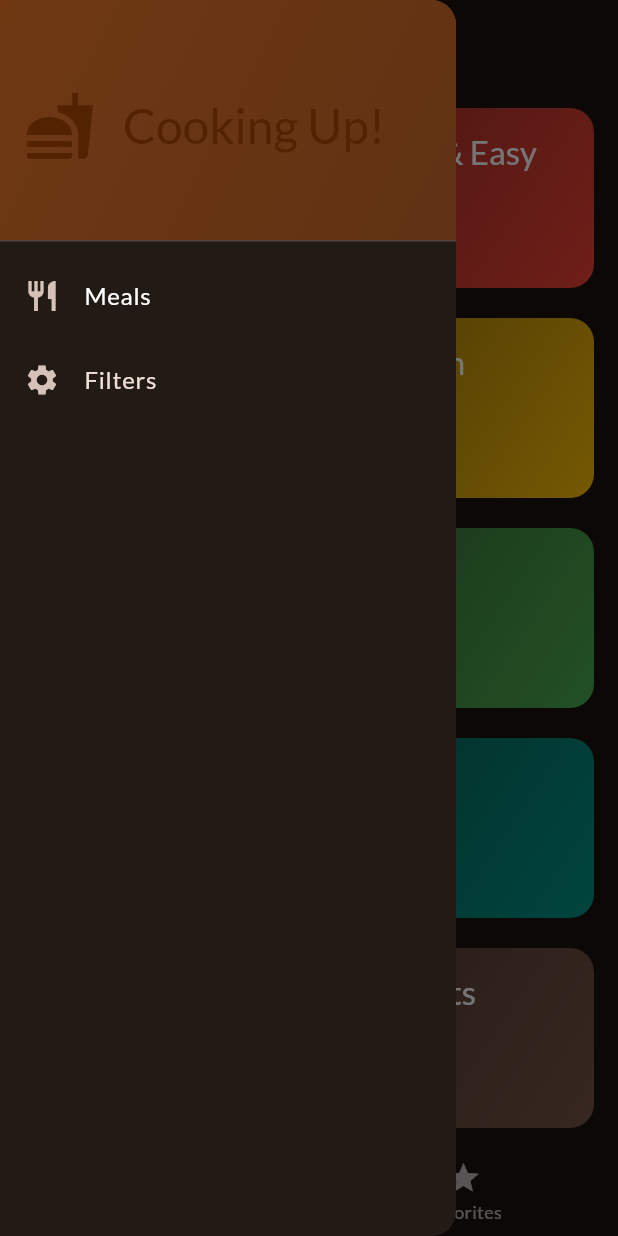
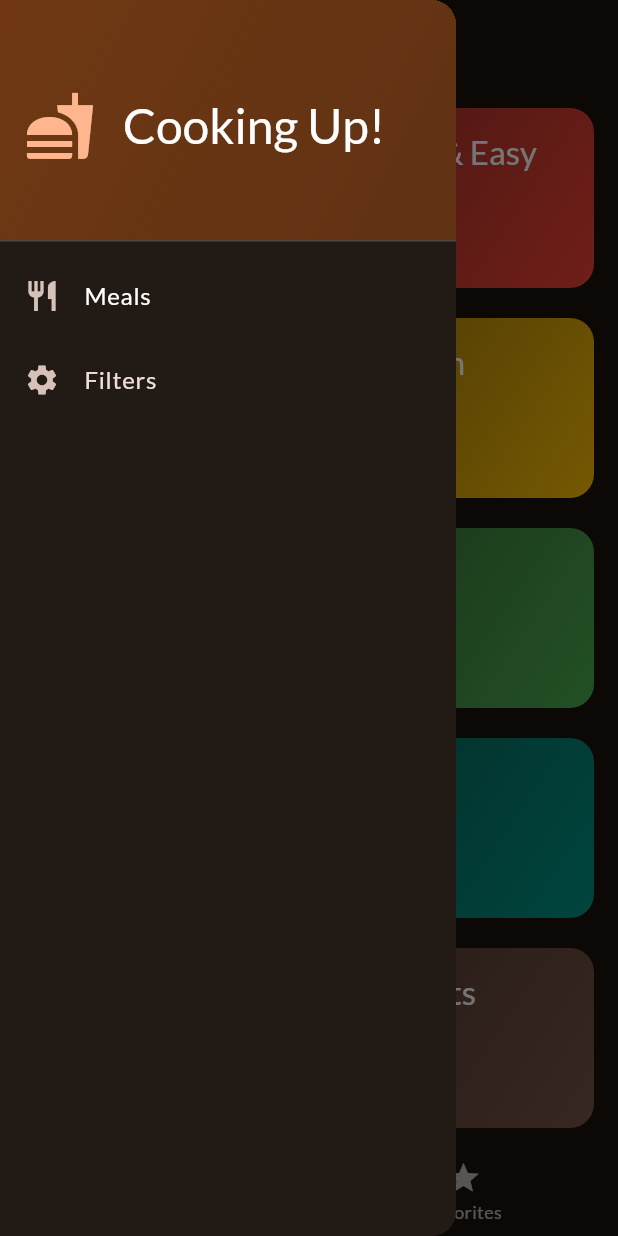
Before and after one commit to Avinash174/Meal, a Flutter app: the screen it shows after launch, with the side drawer open, on a phone screen of 412 x 824 dp. Run offline on Flutter 3.47's test engine with Material 3 defaults, Android fonts, the phone set to English and light mode, and no system bars; our stand-ins replace google_fonts.

Commit message:
color change

```diff
--- a/lib/widgets/main_drawer.dart
+++ b/lib/widgets/main_drawer.dart
@@ -28,14 +28,14 @@ class MainDrawer extends StatelessWidget {
                 Icon(
                   Icons.fastfood,
                   size: 48,
-                  color: Theme.of(context).colorScheme.onPrimary,
+                  color: Theme.of(context).colorScheme.primary,
                 ),
                 const SizedBox(width: 18),
                 Text(
                   'Cooking Up!',
-                  style: Theme.of(context).textTheme.headlineLarge!.copyWith(
-                    color: Theme.of(context).colorScheme.onPrimary,
-                  ),
+                  style: Theme.of(
+                    context,
+                  ).textTheme.headlineLarge!.copyWith(color: Colors.white),
                 ),
               ],
             ),
```
